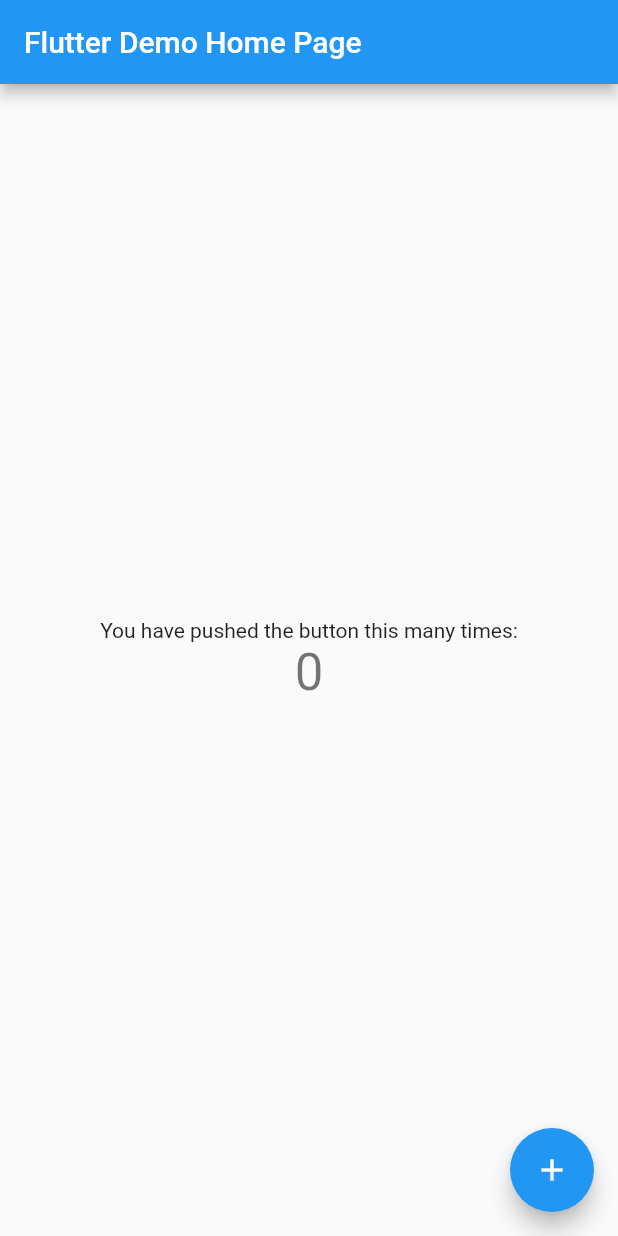
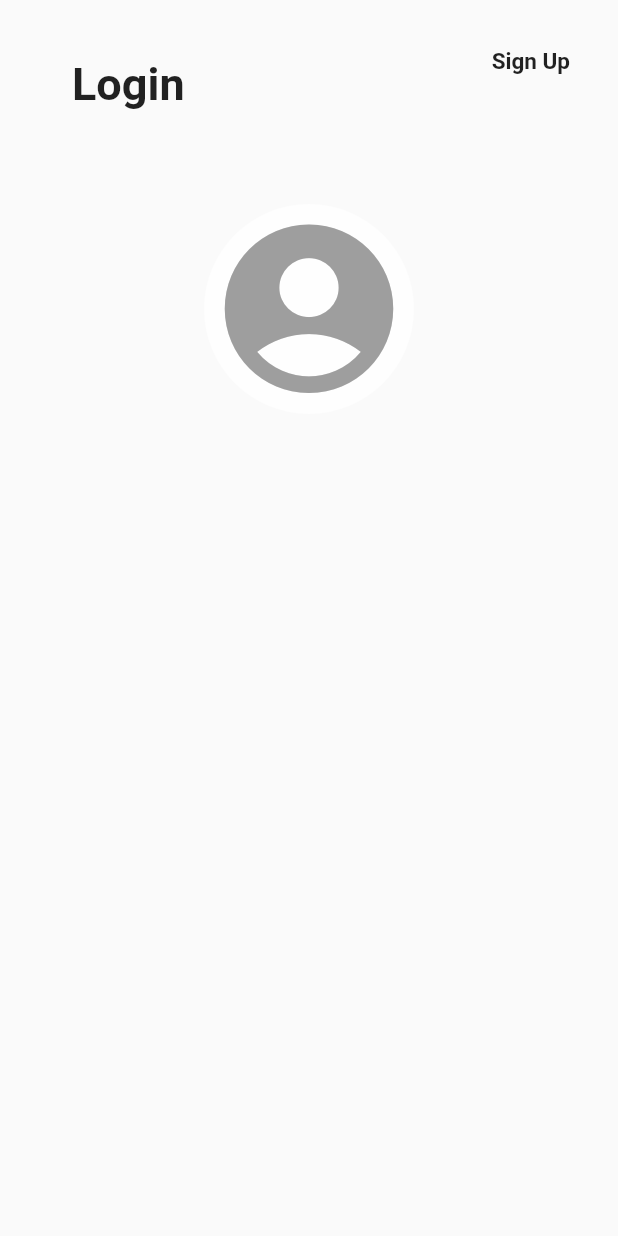
Before and after one commit to Princeigwe/Flutter-Login-UI, a Flutter app: the screen it shows after launch, on a phone screen of 412 x 824 dp. Run offline on Flutter 3.47's test engine with Material 2 defaults, Android fonts, the phone set to English and light mode, and no system bars.

Commit message:
created circle avatar with account icon

```diff
--- a/lib/main.dart
+++ b/lib/main.dart
@@ -1,4 +1,5 @@
 import 'package:flutter/material.dart';
+import 'package:login_ui/pages/home.dart';
 
 void main() {
   runApp(MyApp());
@@ -26,7 +27,7 @@ class MyApp extends StatelessWidget {
         // closer together (more dense) than on mobile platforms.
         visualDensity: VisualDensity.adaptivePlatformDensity,
       ),
-      home: MyHomePage(title: 'Flutter Demo Home Page'),
+      home: Home(),
     );
   }
 }
--- /dev/null
+++ b/lib/pages/home.dart
@@ -0,0 +1,92 @@
+
+import 'package:flutter/material.dart';
+import 'package:login_ui/pages/signup.dart';
+
+class Home extends StatefulWidget {
+  const Home({Key key}) : super(key: key);
+  @override
+  _HomeState createState() => _HomeState();
+}
+
+class _HomeState extends State<Home> {
+
+  void _opensignup({BuildContext context, bool fullScreenDialog = false}) {
+    Navigator.push(
+      context,
+      MaterialPageRoute(
+        fullscreenDialog: fullScreenDialog,
+        builder: (context) => SignUp())
+    );
+  }
+
+  @override
+  Widget build(BuildContext context) {
+    return Scaffold(
+      body: SafeArea(
+          child: SingleChildScrollView(
+        child: Padding(
+          padding: EdgeInsets.all(16.0),
+          child: Column(
+            children: [
+              Row(
+                mainAxisAlignment: MainAxisAlignment.spaceBetween,
+                crossAxisAlignment: CrossAxisAlignment.start,
+                mainAxisSize: MainAxisSize.max,
+                children: [
+                  Row(
+                    children: [
+                      Padding(
+                        padding: EdgeInsets.all(16.0),
+                        child: FlatButton(onPressed: () => _opensignup(
+                          context: context,
+                          fullScreenDialog: true
+                        ),
+                        child: Text(
+                          "Login",
+                          style: TextStyle(
+                            fontSize: 30.0,
+                            fontWeight: FontWeight.bold,
+                          ),
+                        ),)
+                      )
+                    ],
+                  ),
+                  Row(
+                    children: [
+                      Padding(
+                        padding: EdgeInsets.all(16.0),
+                        child: Text(
+                          "Sign Up",
+                          style: TextStyle(
+                              fontSize: 15.0,
+                              fontWeight: FontWeight.bold),
+                        ),
+                      )
+                    ],
+                  )
+                ],
+              ),
+              Row(
+                mainAxisAlignment: MainAxisAlignment.center,
+                children: [
+                  Padding(
+                    padding: EdgeInsets.all(40.0),
+                    child: CircleAvatar(
+                      radius: 70.0,
+                      backgroundColor: Colors.white70,
+                      child: Icon(
+                          Icons.account_circle,
+                          size: 135.0,
+                          color: Colors.grey
+                        ),
+                  ),
+                  )
+                ],
+              )
+            ],
+          ),
+        ),
+      )),
+    );
+  }
+}
--- /dev/null
+++ b/lib/pages/signup.dart
@@ -0,0 +1,15 @@
+import 'package:flutter/material.dart';
+
+class SignUp extends StatefulWidget {
+  @override
+  _SignUpState createState() => _SignUpState();
+}
+
+class _SignUpState extends State<SignUp> {
+  @override
+  Widget build(BuildContext context) {
+    return Scaffold(
+
+    );
+  }
+}
```
Also changed, not shown: 1 other file.
